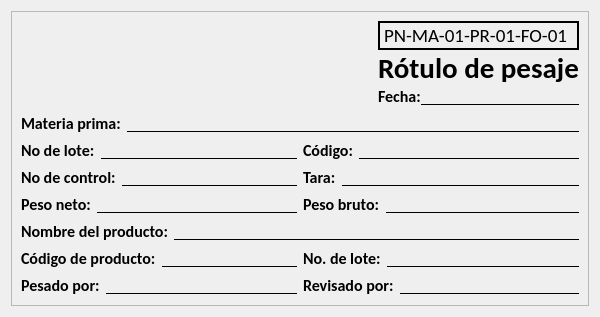
This is src/gui/rotuloWidget.ui in Lolitor777/BysRot as Qt 5 draws it before an edit. The edited form follows.
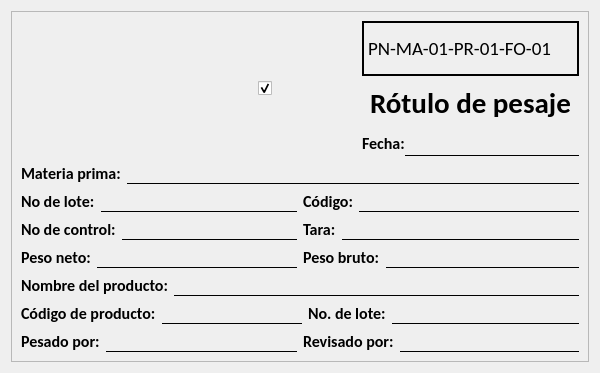
This is the edited form. Icons and pictures are not drawn.

```diff
--- a/src/gui/rotuloWidget.ui
+++ b/src/gui/rotuloWidget.ui
@@ -7,7 +7,7 @@
     <x>0</x>
     <y>0</y>
     <width>600</width>
-    <height>316</height>
+    <height>373</height>
    </rect>
   </property>
   <property name="windowTitle">
@@ -55,6 +55,19 @@
             </property>
            </widget>
           </item>
+          <item>
+           <widget class="QCheckBox" name="checkSyncDate">
+            <property name="cursor">
+             <cursorShape>PointingHandCursor</cursorShape>
+            </property>
+            <property name="text">
+             <string/>
+            </property>
+            <property name="checked">
+             <bool>true</bool>
+            </property>
+           </widget>
+          </item>
           <item>
            <spacer name="horizontalSpacer_6">
             <property name="orientation">
@@ -124,10 +137,18 @@
               </item>
               <item>
                <widget class="QLineEdit" name="inputDate">
+                <property name="font">
+                 <font>
+                  <pointsize>14</pointsize>
+                 </font>
+                </property>
                 <property name="styleSheet">
                  <string notr="true">border: none;
 border-bottom: 1px solid black; background-color: transparent;</string>
                 </property>
+                <property name="text">
+                 <string/>
+                </property>
                 <property name="alignment">
                  <set>Qt::AlignmentFlag::AlignCenter</set>
                 </property>
@@ -157,6 +178,11 @@
           </item>
           <item>
            <widget class="QLineEdit" name="inputMateriaPrima">
+            <property name="font">
+             <font>
+              <pointsize>12</pointsize>
+             </font>
+            </property>
             <property name="styleSheet">
              <string notr="true">border: none;
 border-bottom: 1px solid black; background-color: transparent;</string>
@@ -188,6 +214,11 @@
             </item>
             <item>
              <widget class="QLineEdit" name="inputBatchMateriaPrima">
+              <property name="font">
+               <font>
+                <pointsize>12</pointsize>
+               </font>
+              </property>
               <property name="styleSheet">
                <string notr="true">border: none;
 border-bottom: 1px solid black; background-color: transparent;</string>
@@ -217,6 +248,11 @@
             </item>
             <item>
              <widget class="QLineEdit" name="inputCodeMateriaPrima">
+              <property name="font">
+               <font>
+                <pointsize>12</pointsize>
+               </font>
+              </property>
               <property name="styleSheet">
                <string notr="true">border: none;
 border-bottom: 1px solid black; background-color: transparent;</string>
@@ -250,6 +286,11 @@
             </item>
             <item>
              <widget class="QLineEdit" name="inputNumControl">
+              <property name="font">
+               <font>
+                <pointsize>12</pointsize>
+               </font>
+              </property>
               <property name="styleSheet">
                <string notr="true">border: none;
 border-bottom: 1px solid black; background-color: transparent;</string>
@@ -284,7 +325,12 @@
              </widget>
             </item>
             <item>
-             <widget class="QLineEdit" name="lineEdit_46">
+             <widget class="QLineEdit" name="inputTara">
+              <property name="font">
+               <font>
+                <pointsize>12</pointsize>
+               </font>
+              </property>
               <property name="styleSheet">
                <string notr="true">border: none;
 border-bottom: 1px solid black; background-color: transparent;</string>
@@ -318,6 +364,11 @@
             </item>
             <item>
              <widget class="QLineEdit" name="inputPesoNeto">
+              <property name="font">
+               <font>
+                <pointsize>12</pointsize>
+               </font>
+              </property>
               <property name="styleSheet">
                <string notr="true">border: none;
 border-bottom: 1px solid black; background-color: transparent;</string>
@@ -346,7 +397,12 @@
              </widget>
             </item>
             <item>
-             <widget class="QLineEdit" name="lineEdit_47">
+             <widget class="QLineEdit" name="inputPesoBruto">
+              <property name="font">
+               <font>
+                <pointsize>12</pointsize>
+               </font>
+              </property>
               <property name="styleSheet">
                <string notr="true">border: none;
 border-bottom: 1px solid black; background-color: transparent;</string>
@@ -378,6 +434,11 @@
           </item>
           <item>
            <widget class="QLineEdit" name="inputName">
+            <property name="font">
+             <font>
+              <pointsize>12</pointsize>
+             </font>
+            </property>
             <property name="styleSheet">
              <string notr="true">border: none;
 border-bottom: 1px solid black; background-color: transparent;</string>
@@ -409,6 +470,11 @@
             </item>
             <item>
              <widget class="QLineEdit" name="inputCode">
+              <property name="font">
+               <font>
+                <pointsize>12</pointsize>
+               </font>
+              </property>
               <property name="styleSheet">
                <string notr="true">border: none;
 border-bottom: 1px solid black; background-color: transparent;</string>
@@ -438,6 +504,11 @@
             </item>
             <item>
              <widget class="QLineEdit" name="inputBatch">
+              <property name="font">
+               <font>
+                <pointsize>12</pointsize>
+               </font>
+              </property>
               <property name="styleSheet">
                <string notr="true">border: none;
 border-bottom: 1px solid black; background-color: transparent;</string>
@@ -471,6 +542,11 @@
             </item>
             <item>
              <widget class="QLineEdit" name="inputSignature">
+              <property name="font">
+               <font>
+                <pointsize>12</pointsize>
+               </font>
+              </property>
               <property name="styleSheet">
                <string notr="true">border: none;
 border-bottom: 1px solid black; background-color: transparent;</string>
@@ -500,6 +576,11 @@
             </item>
             <item>
              <widget class="QLineEdit" name="lineEdit_50">
+              <property name="font">
+               <font>
+                <pointsize>12</pointsize>
+               </font>
+              </property>
               <property name="styleSheet">
                <string notr="true">border: none;
 border-bottom: 1px solid black; background-color: transparent;</string>
```
